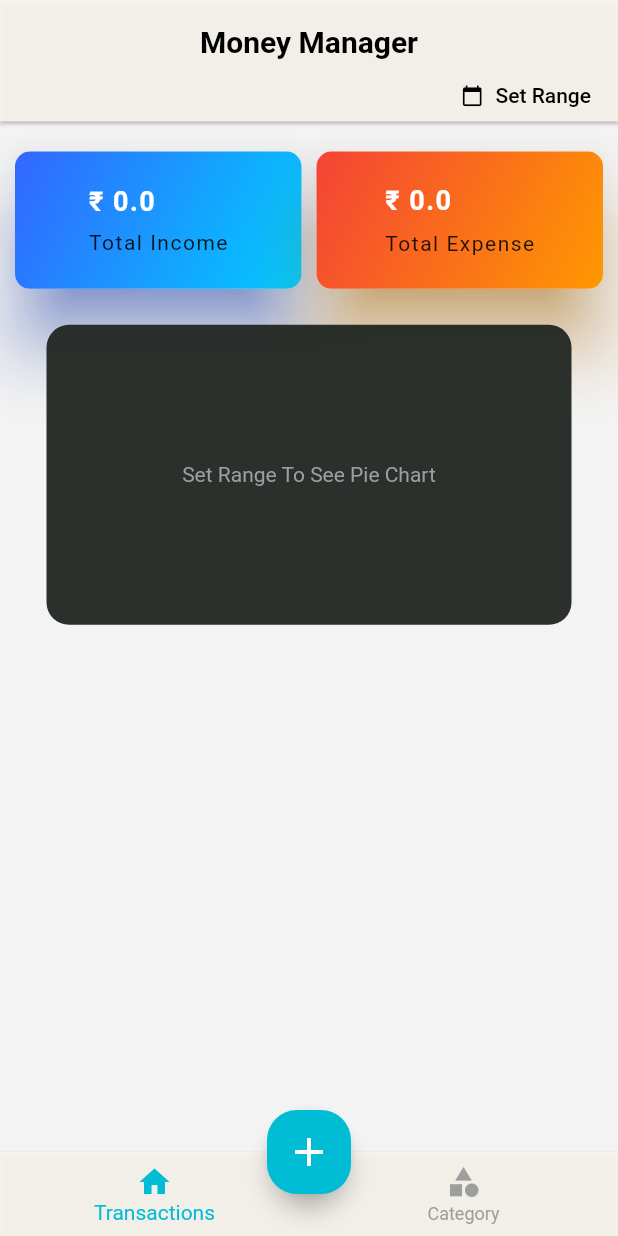
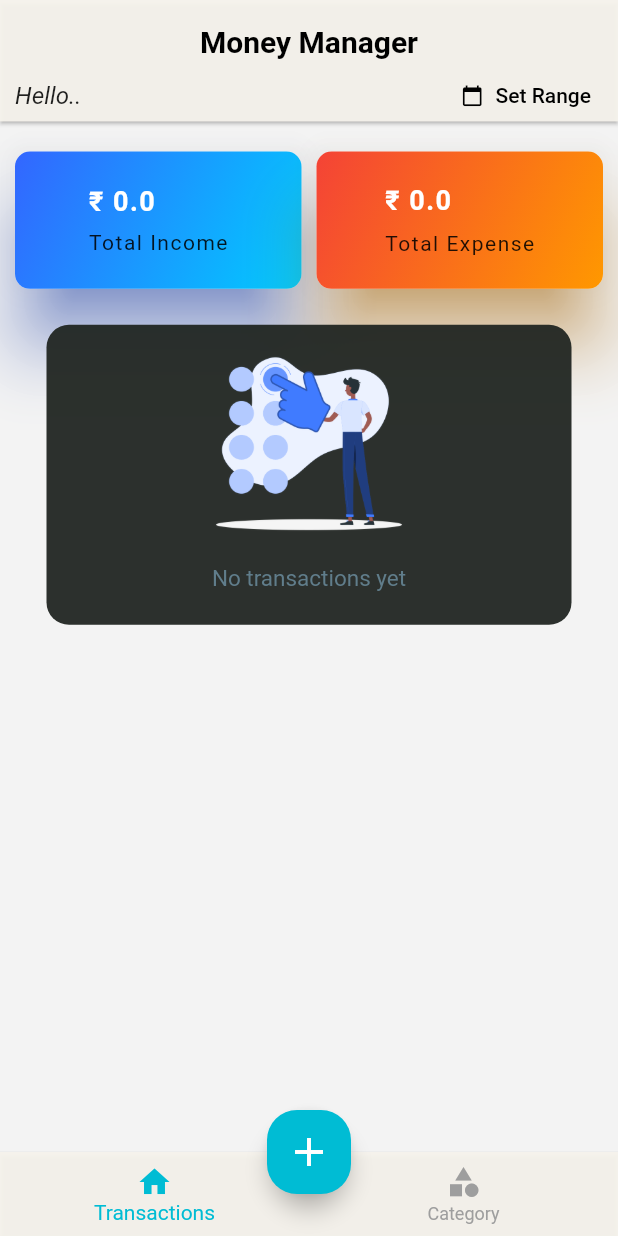
Before and after one commit to arunarukk/money_manager_bux_getX, a Flutter app: the screen it shows after launch, on a phone screen of 412 x 824 dp. Run offline on Flutter 3.47's test engine with Material 2 defaults, Android fonts, the phone set to English and light mode, and no system bars; our stand-ins replace flutter_slidable, hive, hive_flutter, pie_chart, shared_preferences, syncfusion_flutter_charts; accounts and stored records are empty.

Commit message:
final product

```diff
--- a/lib/db/transaction/transaction_db.dart
+++ b/lib/db/transaction/transaction_db.dart
@@ -55,15 +55,19 @@ class TransactionDB implements TransactionDbFunctions {
 
   Future<void> refresh() async {
     List<TransactionModel> _list = [];
+    if (wafiend == null) {
+      _list = await getAllTransactions();
+    } else {
+      _list = await filterAllTransaction(wafistart, wafiend);
+    }
 
-    _list = await filterAllTransaction(wafistart, wafiend);
     _list.sort((first, second) => second.date.compareTo(first.date));
     filteredTransactionListNotifier.value.clear();
     filteredTransactionListNotifier.value.addAll(_list);
     filteredTransactionListNotifier.notifyListeners();
 
     getTotalAmount();
-    pieData();
+    sfPieChart();
   }
 
   @override
@@ -122,8 +126,13 @@ class TransactionDB implements TransactionDbFunctions {
 
   Future getTotalAmount() async {
     // List<TransactionModel> entireData = await getAllTransactions();
-    List<TransactionModel> entireData =
-        await filterAllTransaction(wafistart, wafiend);
+    List<TransactionModel> entireData = [];
+    if (wafiend == null) {
+      entireData = await getAllTransactions();
+    } else {
+      entireData = await filterAllTransaction(wafistart, wafiend);
+    }
+    // entireData = await filterAllTransaction(wafistart, wafiend);
     double _income = 0;
     double _expense = 0;
     List<double> totalAmount = [];
@@ -174,8 +183,12 @@ class TransactionDB implements TransactionDbFunctions {
   }
 
   sfPieChart() async {
-    List<TransactionModel> entireData =
-        await filterAllTransaction(wafistart, wafiend);
+    List<TransactionModel> entireData = [];
+    if (wafiend == null) {
+      entireData = await getAllTransactions();
+    } else {
+      entireData = await filterAllTransaction(wafistart, wafiend);
+    }
 
     bool flag = true;
     List<Customer> mylist = [];
--- a/lib/main.dart
+++ b/lib/main.dart
@@ -29,6 +29,7 @@ class MyApp extends StatelessWidget {
   @override
   Widget build(BuildContext context) {
     return MaterialApp(
+      debugShowCheckedModeBanner: false,
       theme: ThemeData(
         primaryColor: Colors.black,
       ),
--- a/lib/screens/home/screen_home.dart
+++ b/lib/screens/home/screen_home.dart
@@ -92,9 +92,16 @@ class _ScreenHomeState extends State<ScreenHome> {
                 left: 10,
               ),
               child: Row(
-                mainAxisAlignment: MainAxisAlignment.end,
+                mainAxisAlignment: MainAxisAlignment.spaceBetween,
                 crossAxisAlignment: CrossAxisAlignment.center,
                 children: [
+                  const Text(
+                    'Hello..',
+                    style: TextStyle(
+                        fontSize: 16,
+                        fontWeight: FontWeight.w400,
+                        fontStyle: FontStyle.italic),
+                  ),
                   TextButton.icon(
                     onPressed: () async {
                       await pickDateRange(context);
--- a/lib/screens/transactions/screen_transaction.dart
+++ b/lib/screens/transactions/screen_transaction.dart
@@ -24,7 +24,7 @@ class _ScreenTransactionState extends State<ScreenTransaction> {
 
   bool closeTopContainer = false;
   // DateTimeRange? dateRange;
-
+  bool flag = false;
   late TooltipBehavior _tooltipBehavior;
 
   String? _selectedStartDate;
@@ -168,9 +168,6 @@ class _ScreenTransactionState extends State<ScreenTransaction> {
   Widget build(BuildContext context) {
     TransactionDB.instance.refresh();
     CategoryDB.instance.refreshUI();
-    TransactionDB.instance.pieData();
-    // pieData();
-    // getTotalAmount();
     final Size size = MediaQuery.of(context).size;
     final double chartHeight = size.height * 0.27;
     return Column(
@@ -368,7 +365,7 @@ class _ScreenTransactionState extends State<ScreenTransaction> {
             fit: BoxFit.fill,
             alignment: Alignment.topCenter,
             child: Card(
-                color: const Color(0xf01f2420),
+                color: Color(0xf01f2420),
                 shape: RoundedRectangleBorder(
                   borderRadius: BorderRadius.circular(15.0),
                 ),
@@ -391,10 +388,19 @@ class _ScreenTransactionState extends State<ScreenTransaction> {
                     builder:
                         (BuildContext ctx, List<Customer> newMap, Widget? _) {
                       if (newMap == null || newMap.isEmpty) {
-                        return const Center(
-                            child: Text(
-                          'Set Range To See Pie Chart',
-                          style: TextStyle(color: Colors.grey),
+                        return Center(
+                            child: Column(
+                          children: [
+                            Image.asset(
+                              'assets/image/piechart.png',
+                              height: 160,
+                            ),
+                            Text(
+                              'No transactions yet',
+                              style: TextStyle(
+                                  color: Colors.blueGrey, fontSize: 15),
+                            ),
+                          ],
                         ));
                       }
                       return SfCircularChart(
@@ -403,14 +409,21 @@ class _ScreenTransactionState extends State<ScreenTransaction> {
                             overflowMode: LegendItemOverflowMode.wrap,
                             textStyle: TextStyle(color: Colors.white)),
                         tooltipBehavior: _tooltipBehavior,
-
                         series: <CircularSeries>[
                           PieSeries<Customer, String>(
                             dataSource: newMap,
                             xValueMapper: (Customer data, _) => data.typeName,
                             yValueMapper: (Customer data, _) => data.amount,
-                            dataLabelSettings:
-                                DataLabelSettings(isVisible: true),
+                            dataLabelSettings: DataLabelSettings(
+                                isVisible: true,
+                                textStyle: TextStyle(
+                                  color: Colors.white,
+                                ),
+                                labelIntersectAction:
+                                    LabelIntersectAction.shift,
+                                labelPosition: ChartDataLabelPosition.outside,
+                                connectorLineSettings: ConnectorLineSettings(
+                                    type: ConnectorType.curve, length: '15%')),
                             enableTooltip: true,
                           )
                         ],
--- a/pubspec.yaml
+++ b/pubspec.yaml
@@ -65,7 +65,7 @@ flutter:
   # To add assets to your application, add an assets section, like this:
   assets:
     - assets/image/expense.jpg
-  #   - images/a_dot_ham.jpeg
+    - assets/image/piechart.png
   # An image asset can refer to one or more resolution-specific "variants", see
   # https://flutter.dev/assets-and-images/#resolution-aware.
   # For details regarding adding assets from package dependencies, see
```
Also changed, not shown: lib/screens/add_transaction/screen_add_transaction.dart (+20 -1 lines), lib/screens/category/category_add_popup.dart (+17 -5 lines), assets/image/piechart.png (added).
